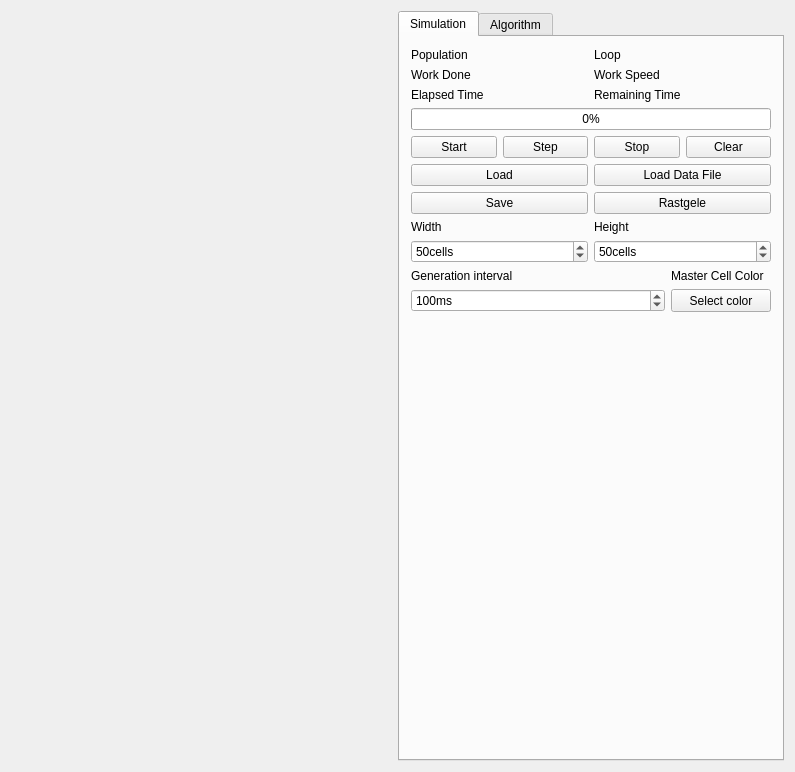
Before: the Qt Designer form ui/mainwindow.ui in eserlxl/conway, drawn with Qt 5.
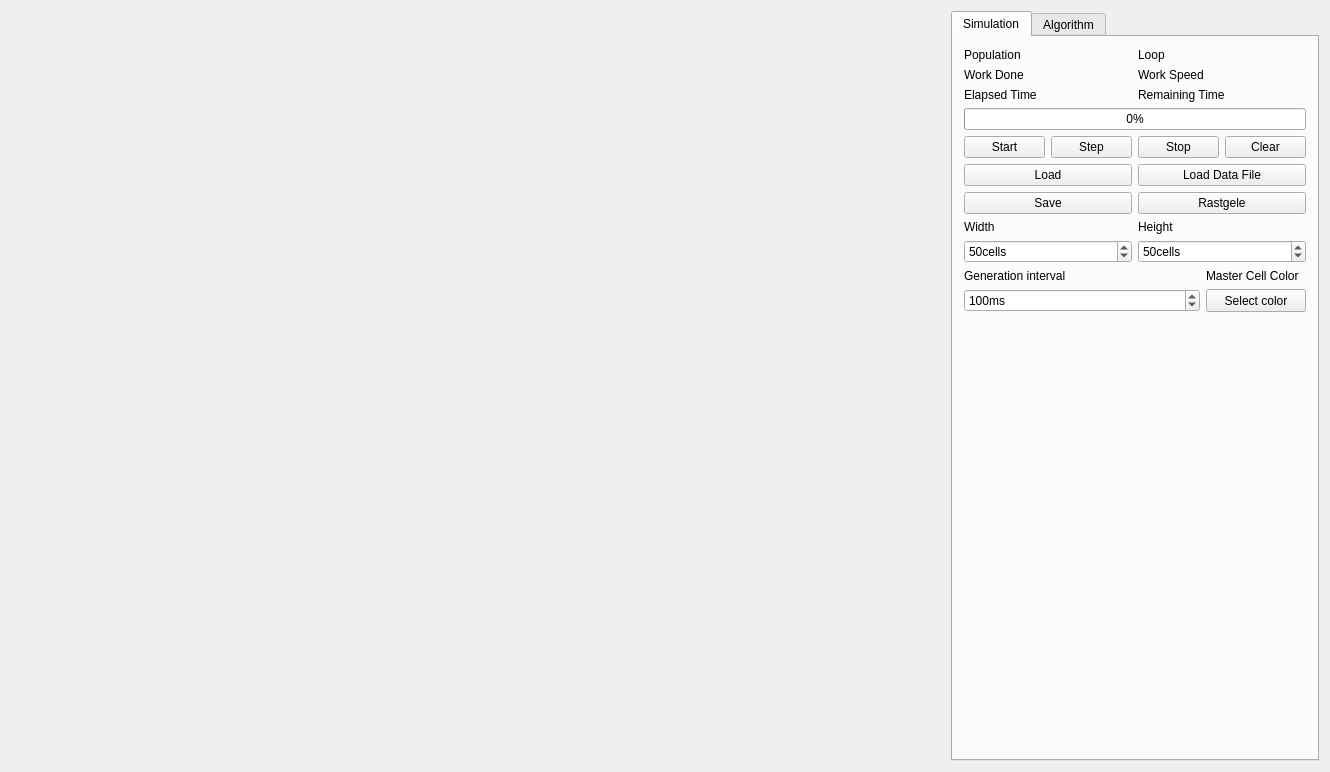
After: the same form once the commit is applied.

Commit message: Initial game table size was increased.

```diff
--- a/ui/mainwindow.ui
+++ b/ui/mainwindow.ui
@@ -6,7 +6,7 @@
             <rect>
                 <x>0</x>
                 <y>0</y>
-                <width>795</width>
+    <width>1296</width>
                 <height>772</height>
             </rect>
         </property>
@@ -24,9 +24,12 @@
                                         <property name="orientation">
                                             <enum>Qt::Horizontal</enum>
                                         </property>
+          <property name="sizeType">
+           <enum>QSizePolicy::Minimum</enum>
+          </property>
                                         <property name="sizeHint" stdset="0">
                                             <size>
-                                                <width>40</width>
+            <width>940</width>
                                                 <height>20</height>
                                             </size>
                                         </property>
```
Left out of the diff: 6 changed lines with no effect on the pictures. Lines whose indentation alone changed are shown as unchanged.
